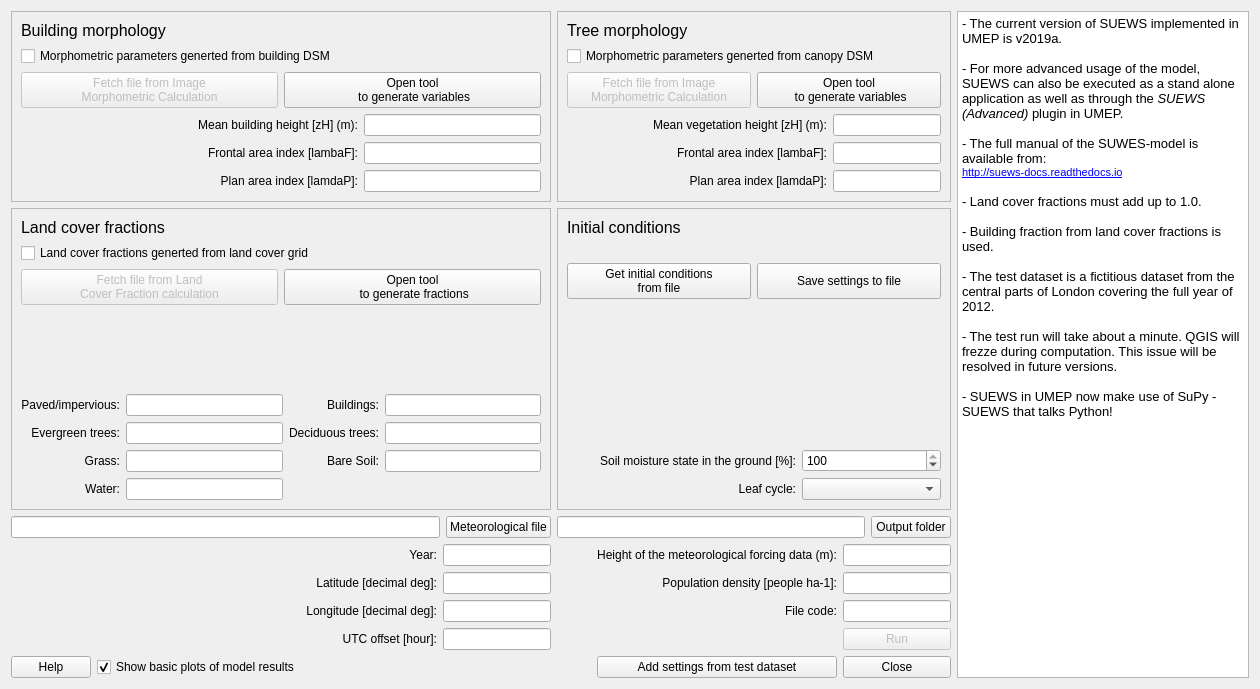
This is SuewsSimple/suews_simple_dialog_base.ui in UMEP-dev/UMEP as Qt 5 draws it before an edit. The edited form follows.
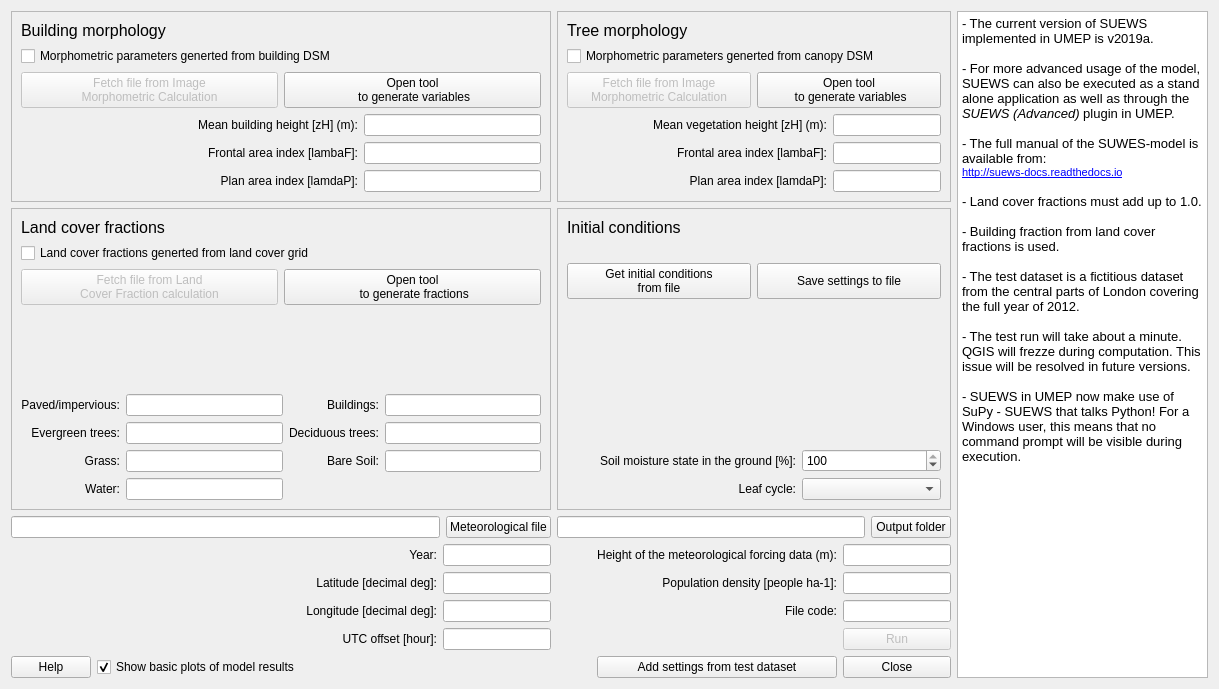
This is the edited form.

The edit to the form file:
```diff
--- a/SuewsSimple/suews_simple_dialog_base.ui
+++ b/SuewsSimple/suews_simple_dialog_base.ui
@@ -6,7 +6,7 @@
    <rect>
     <x>0</x>
     <y>0</y>
-    <width>1260</width>
+    <width>1219</width>
     <height>689</height>
    </rect>
   </property>
@@ -360,7 +360,7 @@
 &lt;p style=&quot;-qt-paragraph-type:empty; margin-top:0px; margin-bottom:0px; margin-left:0px; margin-right:0px; -qt-block-indent:0; text-indent:0px; font-size:10pt;&quot;&gt;&lt;br /&gt;&lt;/p&gt;
 &lt;p style=&quot; margin-top:0px; margin-bottom:0px; margin-left:0px; margin-right:0px; -qt-block-indent:0; text-indent:0px;&quot;&gt;&lt;span style=&quot; font-size:10pt;&quot;&gt;- The test run will take about a minute. QGIS will frezze during computation. This issue will be resolved in future versions. &lt;/span&gt;&lt;/p&gt;
 &lt;p style=&quot;-qt-paragraph-type:empty; margin-top:0px; margin-bottom:0px; margin-left:0px; margin-right:0px; -qt-block-indent:0; text-indent:0px; font-size:10pt;&quot;&gt;&lt;br /&gt;&lt;/p&gt;
-&lt;p style=&quot; margin-top:0px; margin-bottom:0px; margin-left:0px; margin-right:0px; -qt-block-indent:0; text-indent:0px;&quot;&gt;&lt;span style=&quot; font-size:10pt;&quot;&gt;- SUEWS in UMEP now make use of SuPy - SUEWS that talks Python!&lt;/span&gt;&lt;/p&gt;&lt;/body&gt;&lt;/html&gt;</string>
+&lt;p style=&quot; margin-top:0px; margin-bottom:0px; margin-left:0px; margin-right:0px; -qt-block-indent:0; text-indent:0px;&quot;&gt;&lt;span style=&quot; font-size:10pt;&quot;&gt;- SUEWS in UMEP now make use of SuPy - SUEWS that talks Python! For a Windows user, this means that no command prompt will be visible during execution.&lt;/span&gt;&lt;/p&gt;&lt;/body&gt;&lt;/html&gt;</string>
      </property>
     </widget>
    </item>
```
